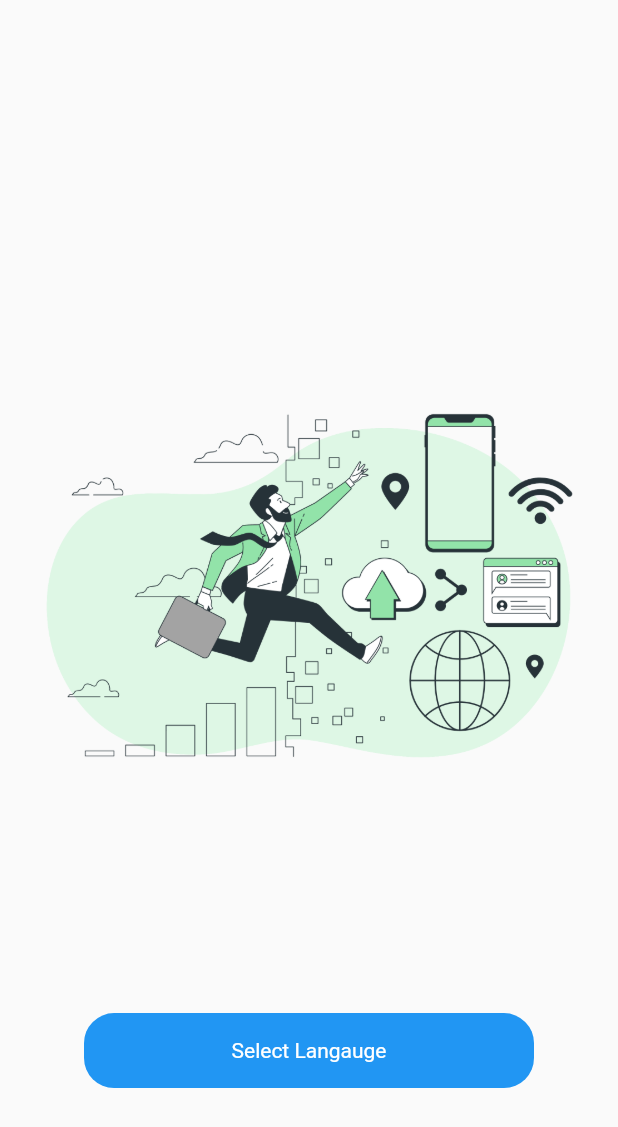
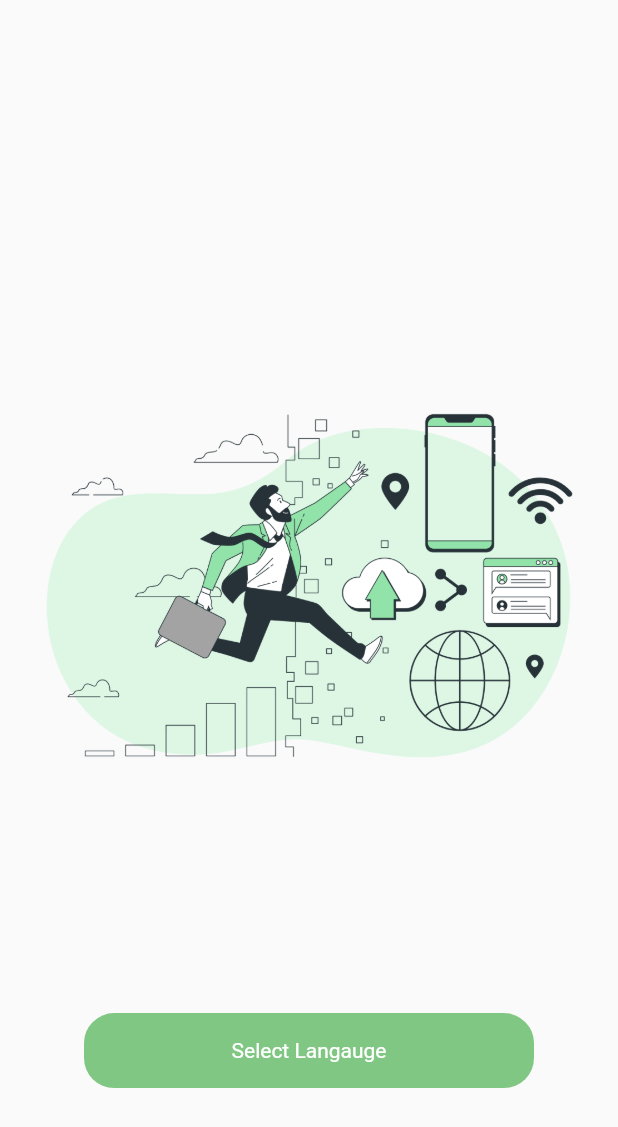
Before and after one commit to SangeethCK/demoappsquiso, a Flutter app: the screen it shows after launch, on a phone screen of 412 x 824 dp. Shown: the top 1127 px of the screen. Run offline on Flutter 3.47's test engine with Material 2 defaults, Android fonts, the phone set to English and light mode, and no system bars; our stand-ins replace get.

Commit message:
Please enter the commit message for your changes. Lines starting with '#' will be ignored, and an empty message aborts the commit.
On branch master
Your branch is up to date with 'origin/master'.

Changes to be committed:
	modified:   lib/splash/splash_screen.dart

```diff
--- a/lib/splash/splash_screen.dart
+++ b/lib/splash/splash_screen.dart
@@ -30,7 +30,7 @@ class SplashScreen extends StatelessWidget {
               height: 50,
               width: 300,
               decoration: BoxDecoration(
-                color: Colors.blue,
+                color: Colors.green.shade300,
                 borderRadius: BorderRadius.circular(20),
               ),
               child: const Center(
```
